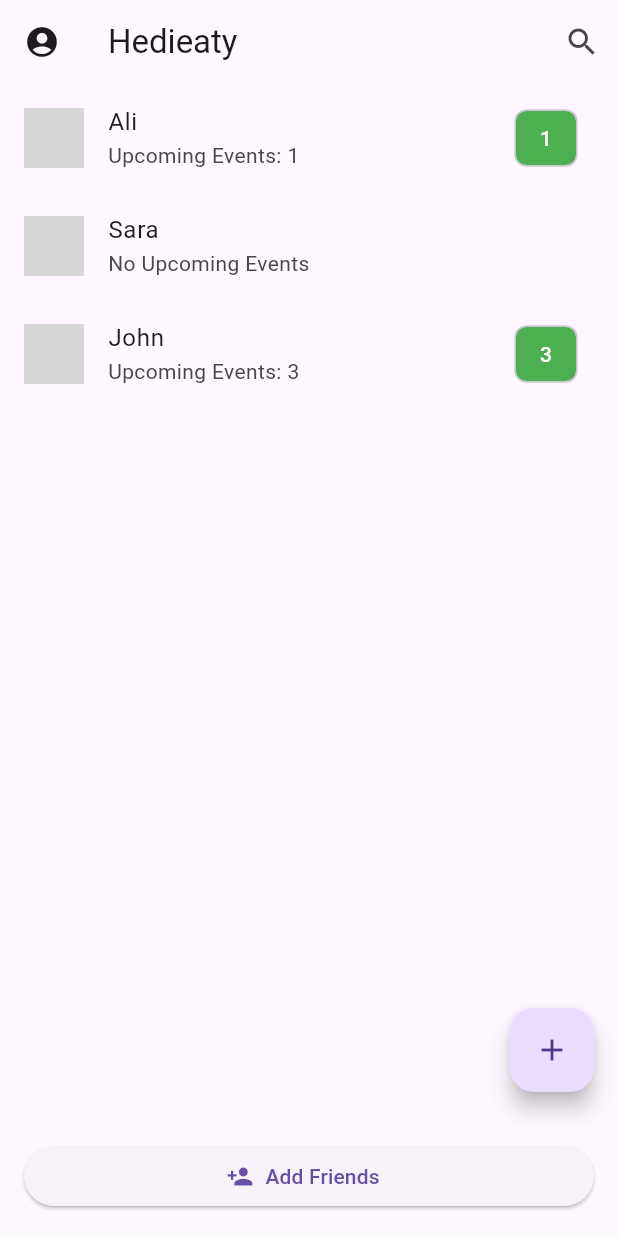
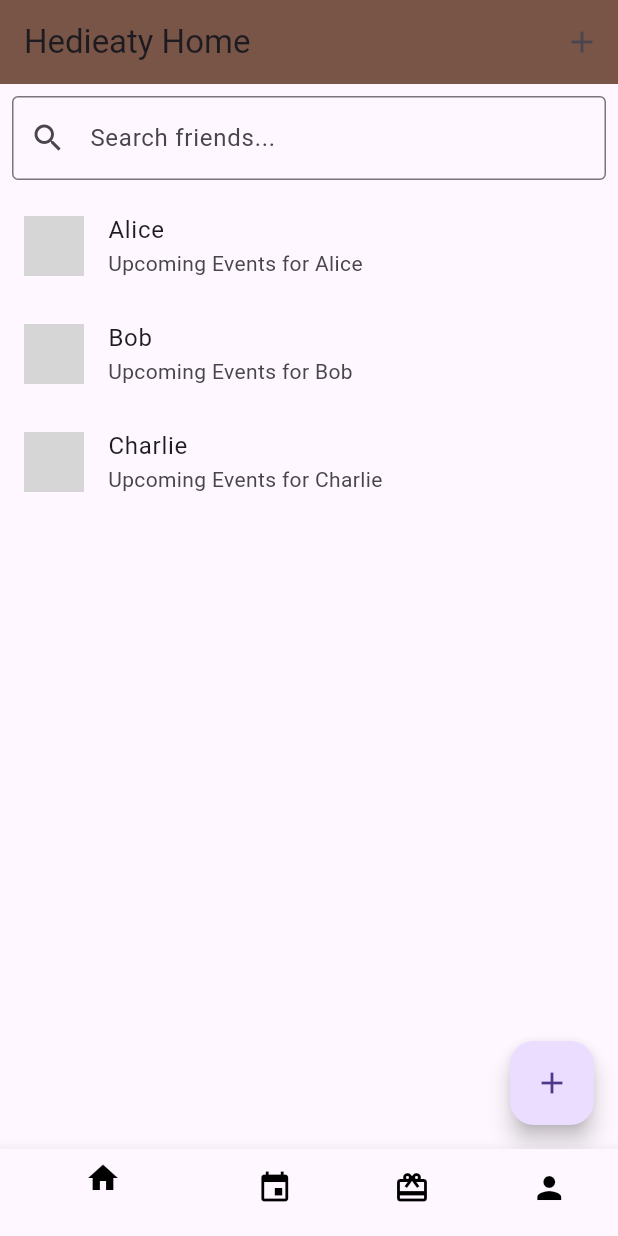
Before and after one commit to XDanger65/hedieaty_app, a Flutter app: the HomePage screen opened directly, on a phone screen of 412 x 824 dp. Run offline on Flutter 3.47's test engine with Material 3 defaults, Android fonts, the phone set to English and light mode, and no system bars; our stand-ins replace firebase_auth, firebase_core, image_picker; accounts and stored records are empty; grey boxes are pictures that could not be loaded.

Commit message:
some updates

```diff
--- /dev/null
+++ b/lib/models/event_model.dart
@@ -0,0 +1,13 @@
+class Event {
+  final String id;
+  final String name;
+  final DateTime date;
+  final String description;
+
+  Event({
+    required this.id,
+    required this.name,
+    required this.date,
+    required this.description,
+  });
+}
--- /dev/null
+++ b/lib/models/friend_model.dart
@@ -0,0 +1,13 @@
+class Friend {
+  final String id;
+  final String name;
+  final String profilePicture;
+  final int upcomingEvents;
+
+  Friend({
+    required this.id,
+    required this.name,
+    required this.profilePicture,
+    this.upcomingEvents = 0,
+  });
+}
--- a/lib/views/home_page.dart
+++ b/lib/views/home_page.dart
@@ -1,131 +1,157 @@
 import 'package:flutter/material.dart';
-import 'package:project/views/profile_page.dart';
+import '../views/profile_page.dart';
+import '../views/event_list_page.dart';
+import '../views/my_pledged_gifts_page.dart';
 
-class HomePage extends StatelessWidget {
-  final List<Friend> friendsList = [
-    Friend(name: 'Ali', profilePictureUrl: 'https://example.com/ali.jpg', upcomingEvents: 1),
-    Friend(name: 'Sara', profilePictureUrl: 'https://example.com/sara.jpg', upcomingEvents: 0),
-    Friend(name: 'John', profilePictureUrl: 'https://example.com/john.jpg', upcomingEvents: 3),
+class HomePage extends StatefulWidget {
+  const HomePage({Key? key}) : super(key: key);
+
+  @override
+  _HomePageState createState() => _HomePageState();
+}
+
+class _HomePageState extends State<HomePage> {
+  int _currentIndex = 0;
+
+  final List<Widget> _pages = [
+    const HomeScreen(), // Home Page
+    const EventListPage(), // Event List Page
+    const MyPledgedGiftsPage(), // My Pledged Gifts Page
+    const ProfilePage(), // Profile Page
   ];
 
   @override
   Widget build(BuildContext context) {
     return Scaffold(
-      appBar: AppBar(
-        title: Text('Hedieaty'),
-        leading: IconButton(
-          icon: Icon(Icons.account_circle),
-          onPressed: () {
-            Navigator.push(
-              context,
-              MaterialPageRoute(
-                builder: (context) => ProfilePage(),
-              ),
-            );
-          },
-        ),
-        actions: [
-          IconButton(
-            icon: Icon(Icons.search),
-            onPressed: () {
-              // Open search functionality
-            },
+      body: _pages[_currentIndex],
+      bottomNavigationBar: BottomNavigationBar(
+        currentIndex: _currentIndex,
+        onTap: (index) {
+          if (index < _pages.length) {
+            setState(() {
+              _currentIndex = index;
+            });
+          }
+        },
+        items: const [
+          BottomNavigationBarItem(
+            icon: Icon(Icons.home, color: Colors.black),
+            label: 'Home',
+          ),
+          BottomNavigationBarItem(
+            icon: Icon(Icons.event, color: Colors.black),
+            label: 'Events',
+          ),
+          BottomNavigationBarItem(
+            icon: Icon(Icons.card_giftcard, color: Colors.black),
+            label: 'My Gifts',
+          ),
+          BottomNavigationBarItem(
+            icon: Icon(Icons.person, color: Colors.black),
+            label: 'Profile',
           ),
         ],
-      ),
-      body: friendsList.isEmpty
-          ? Center(
-        child: Column(
-          mainAxisAlignment: MainAxisAlignment.center,
-          children: [
-            Icon(Icons.people, size: 80, color: Colors.grey),
-            SizedBox(height: 20),
-            Text(
-              'No friends yet! Add friends to start sharing gifts.',
-              style: TextStyle(fontSize: 18, color: Colors.grey),
-              textAlign: TextAlign.center,
-            ),
-          ],
-        ),
-      )
-          : ListView.builder(
-        itemCount: friendsList.length,
-        itemBuilder: (context, index) {
-          final friend = friendsList[index];
-          return ListTile(
-            leading: CircleAvatar(
-              backgroundImage: NetworkImage(friend.profilePictureUrl),
-            ),
-            title: Text(friend.name),
-            subtitle: Text(
-              friend.upcomingEvents > 0
-                  ? 'Upcoming Events: ${friend.upcomingEvents}'
-                  : 'No Upcoming Events',
-            ),
-            trailing: friend.upcomingEvents > 0
-                ? Chip(
-              label: Text('${friend.upcomingEvents}'),
-              backgroundColor: Colors.green,
-              labelStyle: TextStyle(color: Colors.white),
-            )
-                : null,
-            onTap: () {
-              Navigator.push(
-                context,
-                MaterialPageRoute(
-                  builder: (context) => GiftListScreen(friend: friend),
-                ),
-              );
-            },
-          );
-        },
-      ),
-      floatingActionButton: FloatingActionButton(
-        onPressed: () {
-          // Navigate to the Create Event/List screen
-        },
-        child: Icon(Icons.add),
-        tooltip: 'Create Your Own Event/List',
-      ),
-      bottomNavigationBar: Padding(
-        padding: const EdgeInsets.all(16.0),
-        child: ElevatedButton.icon(
-          icon: Icon(Icons.person_add),
-          label: Text('Add Friends'),
-          onPressed: () {
-            // Show options for adding friends
-          },
-        ),
       ),
     );
   }
 }
 
-class Friend {
-  final String name;
-  final String profilePictureUrl;
-  final int upcomingEvents;
+class HomeScreen extends StatefulWidget {
+  const HomeScreen({Key? key}) : super(key: key);
 
-  Friend({
-    required this.name,
-    required this.profilePictureUrl,
-    required this.upcomingEvents,
-  });
+  @override
+  _HomeScreenState createState() => _HomeScreenState();
 }
 
-class GiftListScreen extends StatelessWidget {
-  final Friend friend;
+class _HomeScreenState extends State<HomeScreen> {
+  TextEditingController _searchController = TextEditingController();
+  List<Map<String, String>> _friendsList = [
+    {'name': 'Alice', 'phone': '1234567890'},
+    {'name': 'Bob', 'phone': '9876543210'},
+    {'name': 'Charlie', 'phone': '5678901234'},
+    // Add more friends as needed
+  ];
+  List<Map<String, String>> _filteredFriendsList = [];
 
-  GiftListScreen({required this.friend});
+  @override
+  void initState() {
+    super.initState();
+    _filteredFriendsList = _friendsList;
+  }
+
+  void _filterFriendsList() {
+    setState(() {
+      _filteredFriendsList = _friendsList
+          .where((friend) =>
+          friend['name']!.toLowerCase().contains(_searchController.text.toLowerCase()))
+          .toList();
+    });
+  }
+
+  void _navigateToFriendGiftList(String friendName) {
+    // Navigate to the gift list page for the selected friend
+    Navigator.push(
+      context,
+      MaterialPageRoute(
+        builder: (context) => MyPledgedGiftsPage(), // You can pass friendName if needed
+      ),
+    );
+  }
 
   @override
   Widget build(BuildContext context) {
     return Scaffold(
       appBar: AppBar(
-        title: Text('${friend.name}\'s Gift List'),
+        backgroundColor: Colors.brown,
+        title: const Text('Hedieaty Home'),
+        actions: [
+          IconButton(
+            icon: const Icon(Icons.add),
+            onPressed: () {
+              // Navigate to Create Event/List Page
+            },
+          ),
+        ],
       ),
-      body: Center(
-        child: Text('Gift list for ${friend.name} will be displayed here.'),
+      body: Column(
+        children: [
+          Padding(
+            padding: const EdgeInsets.all(8.0),
+            child: TextField(
+              controller: _searchController,
+              onChanged: (value) => _filterFriendsList(),
+              decoration: const InputDecoration(
+                hintText: 'Search friends...',
+                prefixIcon: Icon(Icons.search),
+                border: OutlineInputBorder(),
+              ),
+            ),
+          ),
+          Expanded(
+            child: ListView.builder(
+              itemCount: _filteredFriendsList.length,
+              itemBuilder: (context, index) {
+                final friend = _filteredFriendsList[index];
+                return ListTile(
+                  leading: const CircleAvatar(
+                    backgroundImage: AssetImage('assets/images/sample.png'),
+                  ),
+                  title: Text(friend['name']!),
+                  subtitle: Text('Upcoming Events for ${friend['name']}'),
+                  onTap: () => _navigateToFriendGiftList(friend['name']!),
+                );
+              },
+            ),
+          ),
+        ],
+      ),
+      floatingActionButton: FloatingActionButton(
+        onPressed: () {
+          // Implement the logic to add friends manually or from the contact list
+          // You might need a package like 'contacts_service' for accessing the contact list
+        },
+        child: const Icon(Icons.add),
+        tooltip: 'Add Friend',
       ),
     );
   }
--- a/lib/views/sign_up_page.dart
+++ b/lib/views/sign_up_page.dart
@@ -10,7 +10,7 @@ class SignUpPage extends StatelessWidget {
   @override
   Widget build(BuildContext context) {
     return Scaffold(
-      appBar: AppBar(title: Text('Sign Up')),
+      appBar: AppBar(title: Text('Sign Up'),backgroundColor: Colors.grey,),
       body: Padding(
         padding: const EdgeInsets.all(16.0),
         child: Column(
--- a/pubspec.yaml
+++ b/pubspec.yaml
@@ -31,6 +31,7 @@ dependencies:
   flutter:
     sdk: flutter
   firebase_auth: ^5.3.4
+  image_picker: ^0.8.5+3
 
   # The following adds the Cupertino Icons font to your application.
   # Use with the CupertinoIcons class for iOS style icons.
@@ -60,9 +61,8 @@ flutter:
   uses-material-design: true
 
   # To add assets to your application, add an assets section, like this:
-  # assets:
-  #   - images/a_dot_burr.jpeg
-  #   - images/a_dot_ham.jpeg
+  assets:
+    - assets/1.jpeg
 
   # An image asset can refer to one or more resolution-specific "variants", see
   # https://flutter.dev/to/resolution-aware-images
```
Also changed, not shown: lib/controllers/home_controller.dart (added, +28 -0 lines), lib/main.dart (+14 -1 lines), lib/views/event_list_page.dart (added, +54 -0 lines), lib/views/gift_details_page.dart (added, +88 -0 lines), lib/views/gift_list_page.dart (added, +43 -0 lines), lib/views/login_page.dart (+3 -6 lines), lib/views/my_pledged_gifts_page.dart (added, +31 -0 lines), lib/views/profile_page.dart (+65 -58 lines), assets/1.jpeg (added), pubspec.lock, 1 other file.
